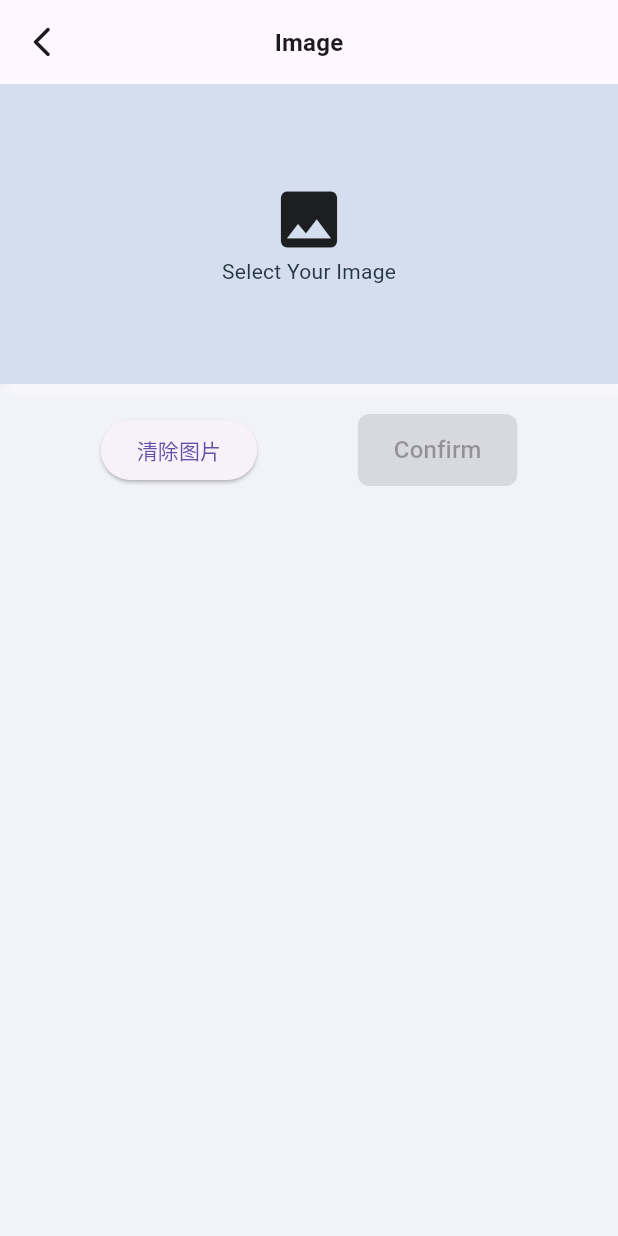
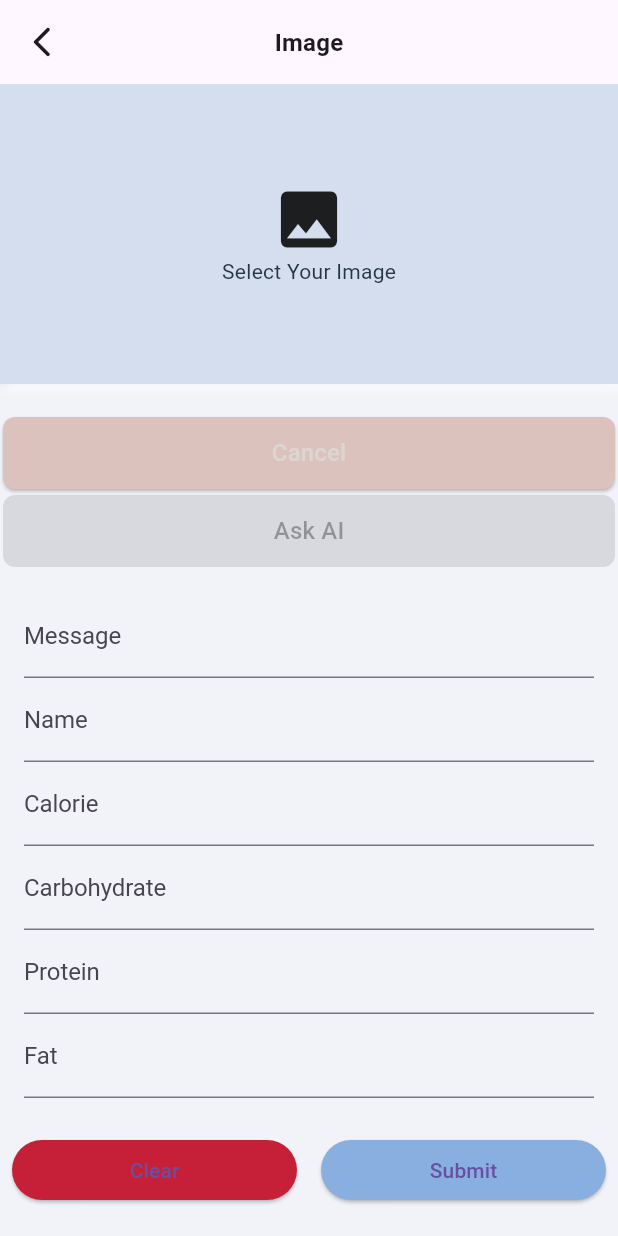
Before and after one commit to hauchenglee/calorietracker-flutter, a Flutter app: the ChatScreen screen opened directly, on a phone screen of 412 x 824 dp. Run offline on Flutter 3.47's test engine with Material 3 defaults, Android fonts, the phone set to English and light mode, and no system bars; our stand-ins replace flutter_image_compress, flutter_speed_dial, font_awesome_flutter, image_picker.

Commit message:
feat(chat): form and btn
1. 增加form
2. 调整btn参数

```diff
--- a/lib/feature/chat/chat_screen.dart
+++ b/lib/feature/chat/chat_screen.dart
@@ -4,10 +4,10 @@ import 'package:calorie_tracker_app/feature/chat/chat_service.dart';
 import 'package:calorie_tracker_app/util/api_response.dart';
 import 'package:calorie_tracker_app/util/app_color.dart';
 import 'package:calorie_tracker_app/util/file/image_compress_util.dart';
+import 'package:calorie_tracker_app/widget/cancel_btn.dart';
+import 'package:calorie_tracker_app/widget/confirm_btn.dart';
 import 'package:calorie_tracker_app/widget/custom_dialog.dart';
 import 'package:flutter/material.dart';
-
-import '../../widget/confirm_btn.dart';
 
 class ChatScreen extends StatefulWidget {
   const ChatScreen({super.key});
@@ -19,6 +19,22 @@ class ChatScreen extends StatefulWidget {
 class _ChatScreenState extends State<ChatScreen> {
   File? _image;
   bool _isLoading = false; // 加载状态标志
+
+  final TextEditingController _messageController = TextEditingController();
+  final TextEditingController _nameController = TextEditingController();
+  final TextEditingController _calorieController = TextEditingController();
+  final TextEditingController _carbohydrateController = TextEditingController();
+  final TextEditingController _proteinController = TextEditingController();
+  final TextEditingController _fatController = TextEditingController();
+
+  void _clearFields() {
+    _messageController.clear();
+    _nameController.clear();
+    _calorieController.clear();
+    _carbohydrateController.clear();
+    _proteinController.clear();
+    _fatController.clear();
+  }
 
   void _selectImage() async {
     ImagePickerCompressUtil imagePickerUtil = ImagePickerCompressUtil();
@@ -55,6 +71,11 @@ class _ChatScreenState extends State<ChatScreen> {
     }
   }
 
+  void _submitData() {
+    // 这里只是简单地打印出“ok”，在实际应用中可以进行更复杂的数据处理
+    print("ok");
+  }
+
   @override
   Widget build(BuildContext context) {
     return Scaffold(
@@ -63,7 +84,8 @@ class _ChatScreenState extends State<ChatScreen> {
       ),
       body: Stack(
         children: <Widget>[
-          Column(
+          SingleChildScrollView(
+            child: Column(
               crossAxisAlignment: CrossAxisAlignment.stretch,
               children: <Widget>[
                 GestureDetector(
@@ -106,23 +128,30 @@ class _ChatScreenState extends State<ChatScreen> {
                   ),
                 ),
                 const SizedBox(height: 20), // Add some space between the container and the buttons
-              Row(
-                mainAxisAlignment: MainAxisAlignment.spaceEvenly,
-                children: <Widget>[
-                  ElevatedButton(
+                Padding(
+                  padding: EdgeInsets.all(2.0), // 为CancelBtn增加5像素的边距
+                  child: CancelBtn(
                     onPressed: _clearImage,
-                    child: Text("清除图片"),
+                    message: "Cancel",
+                    widthScale: 1,
                   ),
-                  ConfirmBtn(
+                ),
+                Padding(
+                  padding: EdgeInsets.all(2.0), // 为CancelBtn增加5像素的边距
+                  child: ConfirmBtn(
                     onPressed: _image != null
                         ? () {
                             _onPressChat(context, _image!);
                           }
                         : null, // 当_image为null时，onPressed设置为null，按钮禁用
+                    message: "Ask AI",
+                    widthScale: 1,
                   ),
+                ),
+                chatForm(),
+                bottomBtn(),
               ],
             ),
-            ],
           ),
           if (_isLoading)
             Container(
@@ -135,4 +164,74 @@ class _ChatScreenState extends State<ChatScreen> {
       ),
     );
   }
+
+  Widget chatForm() {
+    return Padding(
+      padding: const EdgeInsets.all(16.0),
+      child: Column(
+        crossAxisAlignment: CrossAxisAlignment.stretch,
+        children: <Widget>[
+          TextField(
+            controller: _messageController,
+            decoration: InputDecoration(labelText: 'Message'),
+          ),
+          TextField(
+            controller: _nameController,
+            decoration: InputDecoration(labelText: 'Name'),
+          ),
+          TextField(
+            controller: _calorieController,
+            decoration: InputDecoration(labelText: 'Calorie'),
+            keyboardType: TextInputType.number,
+          ),
+          TextField(
+            controller: _carbohydrateController,
+            decoration: InputDecoration(labelText: 'Carbohydrate'),
+            keyboardType: TextInputType.number,
+          ),
+          TextField(
+            controller: _proteinController,
+            decoration: InputDecoration(labelText: 'Protein'),
+            keyboardType: TextInputType.number,
+          ),
+          TextField(
+            controller: _fatController,
+            decoration: InputDecoration(labelText: 'Fat'),
+            keyboardType: TextInputType.number,
+          ),
+        ],
+      ),
+    );
   }
+
+  Widget bottomBtn() {
+    return Align(
+      // 定位到底部的按钮
+      alignment: Alignment.bottomCenter,
+      child: Row(
+        children: [
+          Expanded(
+            child: Padding(
+              padding: EdgeInsets.all(8.0),
+              child: ElevatedButton(
+                onPressed: _clearFields,
+                child: Text('Clear'),
+                style: ElevatedButton.styleFrom(backgroundColor: AppTheme.autumnRed5),
+              ),
+            ),
+          ),
+          Expanded(
+            child: Padding(
+              padding: EdgeInsets.all(8.0),
+              child: ElevatedButton(
+                onPressed: _submitData,
+                child: Text('Submit'),
+                style: ElevatedButton.styleFrom(backgroundColor: AppTheme.iceBlue4),
+              ),
+            ),
+          ),
+        ],
+      ),
+    );
+  }
+}
--- a/lib/widget/cancel_btn.dart
+++ b/lib/widget/cancel_btn.dart
@@ -5,22 +5,26 @@ class CancelBtn extends StatelessWidget {
   const CancelBtn({
     super.key,
     this.onPressed,
+    required this.message,
+    required this.widthScale,
   });
 
   final VoidCallback? onPressed;
+  final String message;
+  final int widthScale;
 
   @override
   Widget build(BuildContext context) {
     return LayoutBuilder(
       builder: (BuildContext context, BoxConstraints constraints) {
         // 使用父组件的最大宽度的1/3作为按钮宽度
-        double buttonWidth = constraints.maxWidth / 2;
+        double buttonWidth = constraints.maxWidth / widthScale;
 
         return Center(
           child: ElevatedButton(
             onPressed: onPressed,
             style: ElevatedButton.styleFrom(
-              backgroundColor: AppTheme.autumnRed4, // 设置按钮的背景颜色为蓝色
+              backgroundColor: AppTheme.autumnRed3, // 设置按钮的背景颜色为蓝色
               foregroundColor: AppTheme.autumnRed1, // 设置按钮的点击颜色（文本和图标）
               shape: RoundedRectangleBorder(
                 // 设置按钮形状
@@ -28,7 +32,7 @@ class CancelBtn extends StatelessWidget {
               ),
               fixedSize: Size(buttonWidth, 48), // 设置固定尺寸，高度为48
             ),
-            child: const Text("Cancel", style: TextStyle(fontSize: 16)), // 显示按钮文本
+            child: Text(message, style: TextStyle(fontSize: 16)), // 显示按钮文本
           ),
         );
       },
--- a/lib/widget/confirm_btn.dart
+++ b/lib/widget/confirm_btn.dart
@@ -5,16 +5,20 @@ class ConfirmBtn extends StatelessWidget {
   const ConfirmBtn({
     super.key,
     this.onPressed,
+    required this.message,
+    required this.widthScale,
   });
 
   final VoidCallback? onPressed;
+  final String message;
+  final int widthScale;
 
   @override
   Widget build(BuildContext context) {
     return LayoutBuilder(
       builder: (BuildContext context, BoxConstraints constraints) {
         // 使用父组件的最大宽度的1/3作为按钮宽度
-        double buttonWidth = constraints.maxWidth / 2;
+        double buttonWidth = constraints.maxWidth / widthScale;
 
         return Center(
           child: ElevatedButton(
@@ -28,7 +32,7 @@ class ConfirmBtn extends StatelessWidget {
               ),
               fixedSize: Size(buttonWidth, 48), // 设置固定尺寸，高度为48
             ),
-            child: const Text("Confirm", style: TextStyle(fontSize: 16)), // 显示按钮文本
+            child: Text(message, style: TextStyle(fontSize: 16)), // 显示按钮文本
           ),
         );
       },
```
Lines whose indentation alone changed are shown as unchanged.
